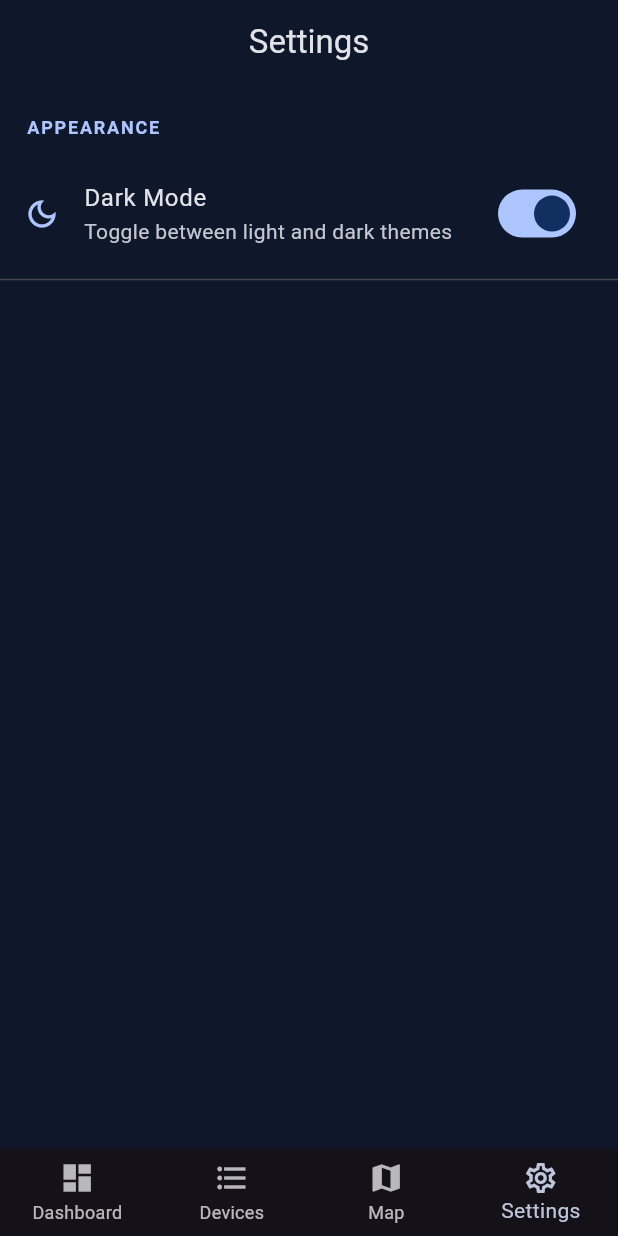
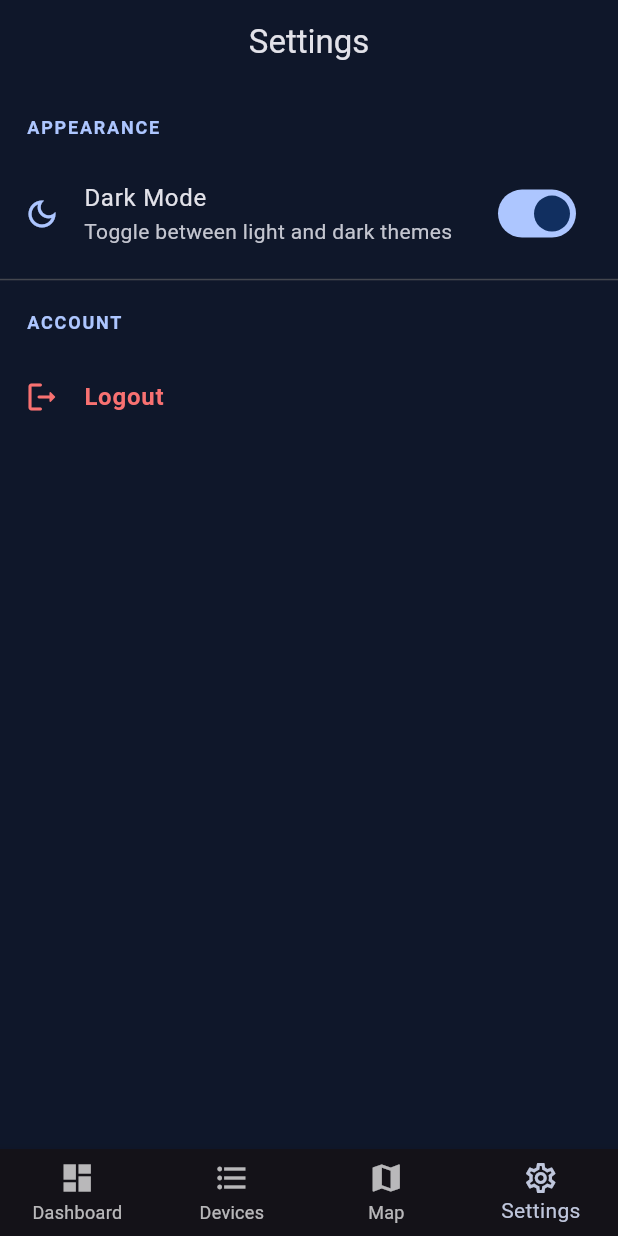
Before and after one commit to The-Black-Shadow/plexus_noc, a Flutter app: the SettingsPage screen opened by its route, on a phone screen of 412 x 824 dp. Run offline on Flutter 3.47's test engine with Material 3 defaults, Android fonts, the phone set to English and light mode, and no system bars; our stand-ins replace bloc, equatable, fl_chart, flutter_bloc, flutter_dotenv, flutter_local_notifications and 8 more; accounts and stored records are empty.

Commit message:
feat: add logout button in setting page

```diff
--- a/lib/core/constant/app_strings.dart
+++ b/lib/core/constant/app_strings.dart
@@ -92,4 +92,6 @@ class AppStrings {
   static const String settingsDarkMode = 'Dark Mode';
   static const String settingsDarkModeSubtitle =
       'Toggle between light and dark themes';
+  static const String settingsAccount = 'Account';
+  static const String settingsLogout = 'Logout';
 }
--- a/lib/features/settings/presentation/pages/settings_page.dart
+++ b/lib/features/settings/presentation/pages/settings_page.dart
@@ -1,5 +1,6 @@
 import 'package:flutter/material.dart';
 import 'package:flutter_bloc/flutter_bloc.dart';
+import 'package:go_router/go_router.dart';
 import 'package:plexus_noc/core/constant/app_strings.dart';
 import 'package:plexus_noc/core/extensions/responsive_extensions.dart';
 import 'package:plexus_noc/features/settings/presentation/cubits/theme/theme_cubit.dart';
@@ -36,6 +37,21 @@ class SettingsPage extends StatelessWidget {
             },
           ),
           const Divider(),
+          _buildSectionHeader(context, AppStrings.settingsAccount),
+          ListTile(
+            leading: Icon(Icons.logout_rounded, color: theme.colorScheme.error),
+            title: Text(
+              AppStrings.settingsLogout,
+              style: TextStyle(
+                color: theme.colorScheme.error,
+                fontWeight: FontWeight.bold,
+              ),
+            ),
+            onTap: () {
+              // Redirect to login page
+              context.goNamed('login');
+            },
+          ),
         ],
       ),
     );
```
